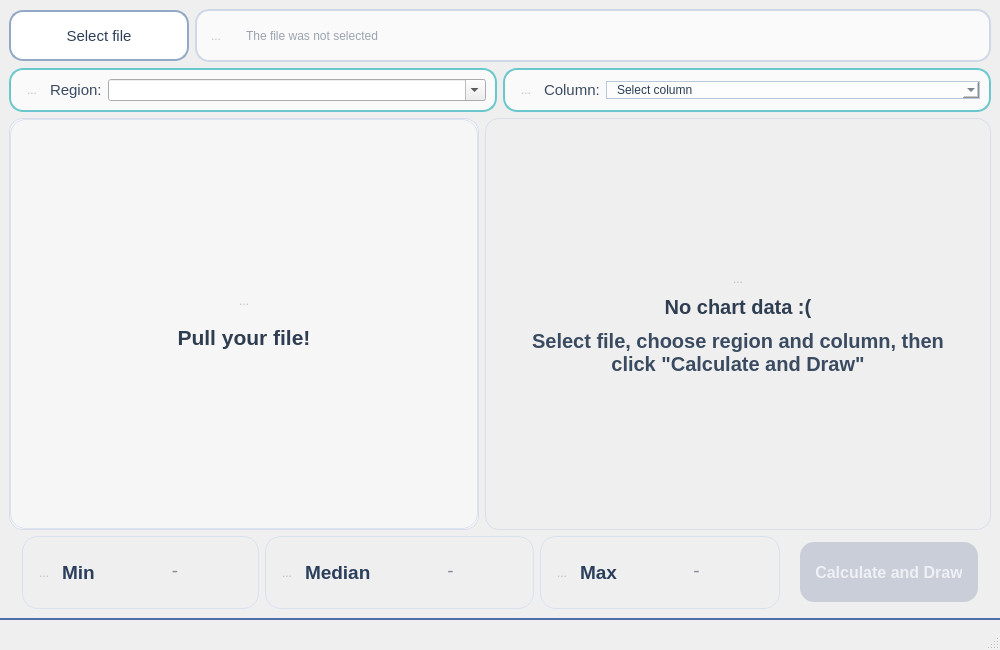
First picture: the form in mainwindow.ui, repository aleksei-manikhin/sem2_lab_03_OP, before the edit.
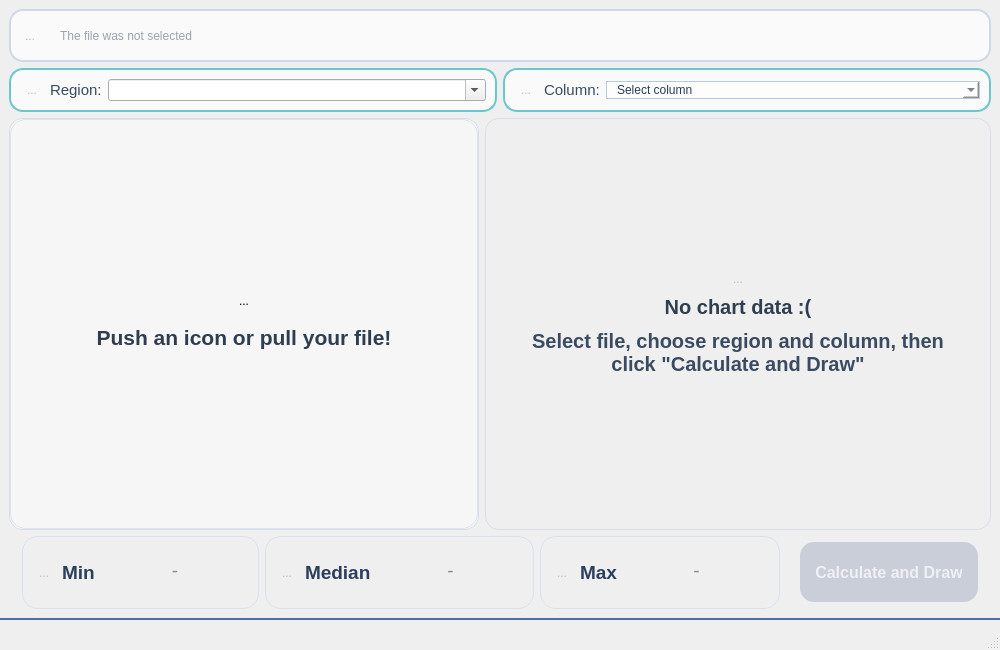
Second picture: the form after the edit. Icons and pictures are not drawn.

Commit message: delete 'select file' button and made icon a button

Patch:
```diff
--- a/mainwindow.ui
+++ b/mainwindow.ui
@@ -277,42 +277,6 @@
    <layout class="QVBoxLayout" name="verticalLayout_9">
     <item>
      <layout class="QHBoxLayout" name="fileRowLayout">
-      <item>
-       <widget class="QPushButton" name="chooseFileButton">
-        <property name="sizePolicy">
-         <sizepolicy hsizetype="Fixed" vsizetype="Fixed">
-          <horstretch>0</horstretch>
-          <verstretch>0</verstretch>
-         </sizepolicy>
-        </property>
-        <property name="minimumSize">
-         <size>
-          <width>180</width>
-          <height>51</height>
-         </size>
-        </property>
-        <property name="font">
-         <font>
-          <pointsize>11</pointsize>
-          <fontweight>DemiBold</fontweight>
-         </font>
-        </property>
-        <property name="text">
-         <string>Select file</string>
-        </property>
-        <property name="icon">
-         <iconset>
-          <normalon>:/icons/icons/selectFile.svg</normalon>
-         </iconset>
-        </property>
-        <property name="iconSize">
-         <size>
-          <width>23</width>
-          <height>23</height>
-         </size>
-        </property>
-       </widget>
-      </item>
       <item>
        <widget class="QWidget" name="fileWidget" native="true">
         <layout class="QHBoxLayout" name="horizontalLayout">
@@ -574,7 +538,7 @@
           <item alignment="Qt::AlignmentFlag::AlignHCenter">
            <widget class="QToolButton" name="icon_4">
             <property name="enabled">
-             <bool>false</bool>
+             <bool>true</bool>
             </property>
             <property name="sizePolicy">
              <sizepolicy hsizetype="Preferred" vsizetype="Preferred">
@@ -621,7 +585,7 @@
              <bool>true</bool>
             </property>
             <property name="text">
-             <string>Pull your file!</string>
+             <string>Push an icon or pull your file!</string>
             </property>
             <property name="alignment">
              <set>Qt::AlignmentFlag::AlignCenter</set>
```
The commit also changes 1 other file.
